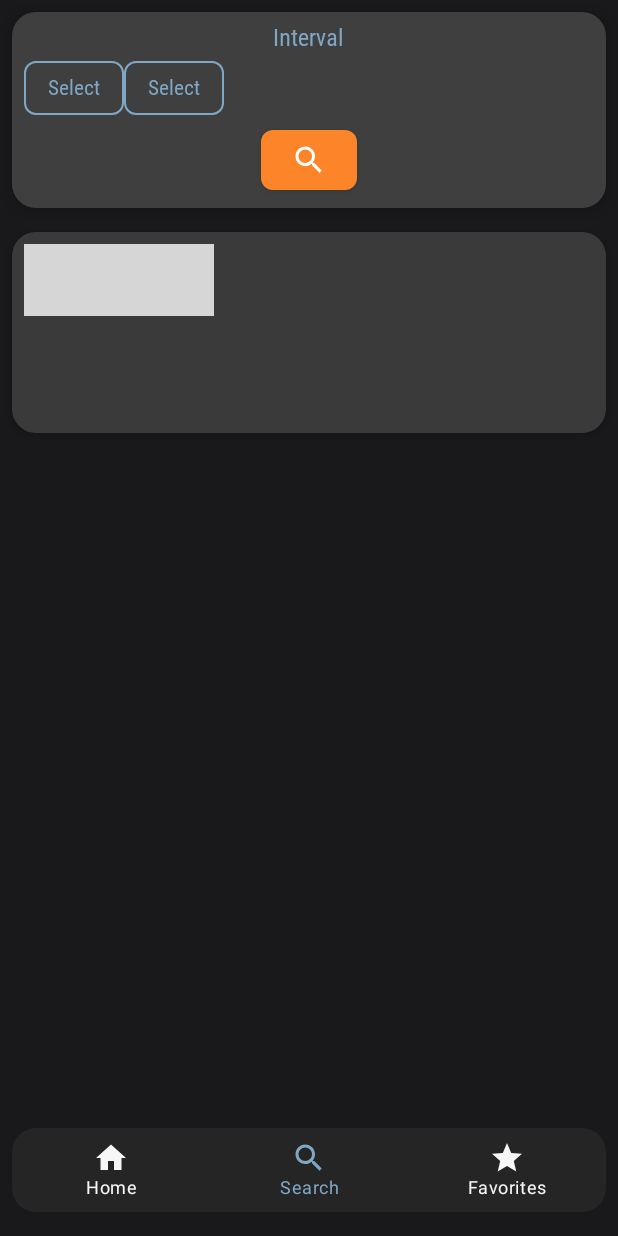
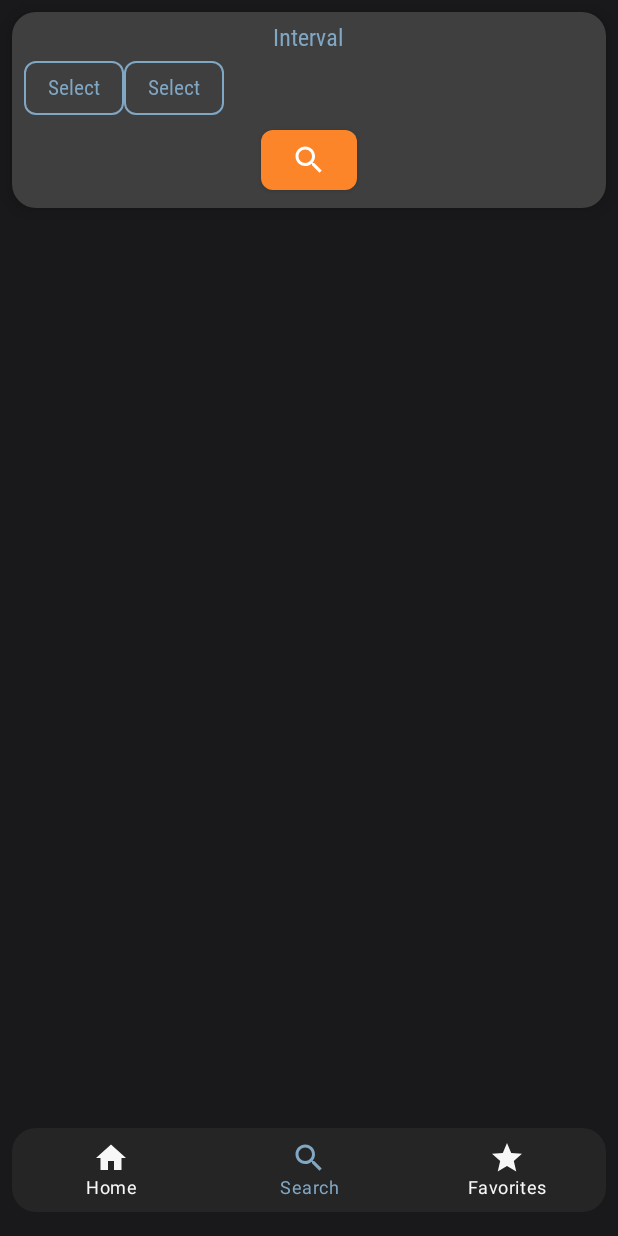
Before and after one commit to CzinkeM/android-apod-viewer, an Android app built with Jetpack Compose: the SearchScreen screen opened through its navigation route, on a phone screen of 412 x 824 dp. Run offline under Robolectric (Android 15) with nearby library versions, the phone set to English and light mode, and no system bars; our stand-ins replace livedata-compose; libraries missing offline, so code that uses them is left out: com.skydoves.landscapist; network calls fail; 2 statements that could not run were skipped; grey boxes are pictures that could not be loaded.

Commit message:
Removed null apod and done some cleanup.

```diff
--- a/app/src/main/java/hu/mczinke/nasa_apod_viewer/ui/components/SearchScreen.kt
+++ b/app/src/main/java/hu/mczinke/nasa_apod_viewer/ui/components/SearchScreen.kt
@@ -16,7 +16,7 @@ import androidx.compose.runtime.mutableStateOf
 import androidx.compose.runtime.remember
 import androidx.compose.ui.Alignment
 import androidx.compose.ui.Modifier
-import androidx.compose.ui.graphics.Color
+import androidx.compose.ui.tooling.preview.Preview
 import androidx.compose.ui.unit.dp
 import hu.mczinke.nasa_apod_viewer.models.Apod
 import hu.mczinke.nasa_apod_viewer.models.DateFilter
@@ -34,7 +34,7 @@ import java.time.LocalDate
  */
 @Composable
 fun SearchScreen(viewModel: SearchViewModel) {
-    val apods: List<Apod> by viewModel.apods.observeAsState(listOf(Apod.nullApod()))
+    val apods: List<Apod> by viewModel.apods.observeAsState(listOf())
 
 
     Column(horizontalAlignment = Alignment.CenterHorizontally) {
@@ -73,6 +73,7 @@ fun SearchWidget(searchViewModel: SearchViewModel) {
     }
 }
 
+@Preview
 @Composable
 fun dateRangePickerWidget(): DateFilter {
     val startDate = remember { mutableStateOf(LocalDate.now()) }
@@ -106,6 +107,8 @@ fun dateRangePickerWidget(): DateFilter {
                     .weight(1f),
                 minDateBounds = startDate.value
             )
+
+            // todo: Add pick deleter
         }
     }
     return DateFilter(startDate.value, endDate.value)
@@ -132,12 +135,3 @@ fun SearchButton(dateFilter: DateFilter, searchViewModel: SearchViewModel) {
         Icon(imageVector = Icons.Default.Search, contentDescription = "Search")
     }
 }
-
-fun dimColor(color: Color, disable: Boolean): Color {
-    //make use of default
-    return if (disable) {
-        color.copy(0.6f)
-    } else {
-        color
-    }
-}
```
